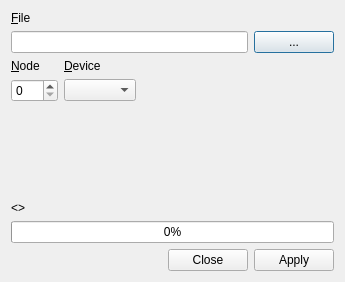
The window that cfutil/ui/firmware.ui (mikessut/CAN-FIX-Utility) describes before a commit, drawn with Qt 5.
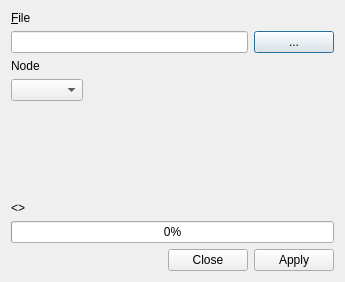
The same window after the commit.

Commit message: Work on firmware downloader

Patch:
```diff
--- a/cfutil/ui/firmware.ui
+++ b/cfutil/ui/firmware.ui
@@ -40,37 +40,7 @@
    </item>
    <item>
     <layout class="QGridLayout" name="gridLayout">
-     <item row="0" column="0">
-      <widget class="QLabel" name="labelNode">
-       <property name="text">
-        <string>&amp;Node</string>
-       </property>
-       <property name="buddy">
-        <cstring>spinNode</cstring>
-       </property>
-      </widget>
-     </item>
-     <item row="1" column="0">
-      <widget class="QSpinBox" name="spinNode">
-       <property name="maximum">
-        <number>255</number>
-       </property>
-      </widget>
-     </item>
-     <item row="0" column="1">
-      <widget class="QLabel" name="labelDevice">
-       <property name="text">
-        <string>&amp;Device</string>
-       </property>
-       <property name="buddy">
-        <cstring>comboDevice</cstring>
-       </property>
-      </widget>
-     </item>
      <item row="1" column="1">
-      <widget class="QComboBox" name="comboDevice"/>
-     </item>
-     <item row="1" column="2">
       <spacer name="horizontalSpacer_2">
        <property name="orientation">
         <enum>Qt::Horizontal</enum>
@@ -83,6 +53,19 @@
        </property>
       </spacer>
      </item>
+     <item row="0" column="0">
+      <widget class="QLabel" name="labelDevice">
+       <property name="text">
+        <string>Node</string>
+       </property>
+       <property name="buddy">
+        <cstring>comboNode</cstring>
+       </property>
+      </widget>
+     </item>
+     <item row="1" column="0">
+      <widget class="QComboBox" name="comboNode"/>
+     </item>
     </layout>
    </item>
    <item>
```
Left out of the diff: 35 changed lines with no effect on the pictures. The commit also changes 12 other files.
